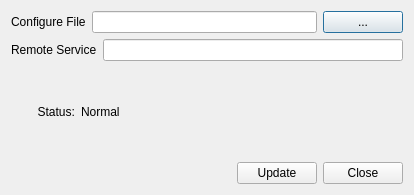
Old version of the form neurolabi/gui/dialogs/flyemsettingdialog.ui in the repository janelia-flyem/NeuTu.
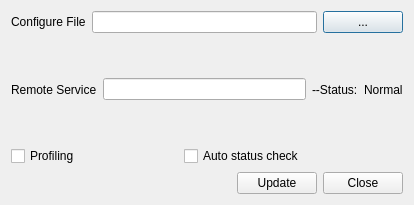
New version of the form.

Commit message: add profiling setting

Patch:
```diff
--- a/neurolabi/gui/dialogs/flyemsettingdialog.ui
+++ b/neurolabi/gui/dialogs/flyemsettingdialog.ui
@@ -7,13 +7,13 @@
     <x>0</x>
     <y>0</y>
     <width>414</width>
-    <height>195</height>
+    <height>205</height>
    </rect>
   </property>
   <property name="windowTitle">
    <string>FlyEM - Settings</string>
   </property>
-  <layout class="QVBoxLayout" name="verticalLayout_2">
+  <layout class="QVBoxLayout" name="verticalLayout">
    <item>
     <layout class="QHBoxLayout" name="horizontalLayout_2">
      <item>
@@ -36,9 +36,7 @@
     </layout>
    </item>
    <item>
-    <layout class="QVBoxLayout" name="verticalLayout">
-     <item>
-      <layout class="QHBoxLayout" name="horizontalLayout">
+    <layout class="QHBoxLayout" name="horizontalLayout_4">
        <item>
         <widget class="QLabel" name="label">
          <property name="text">
@@ -59,14 +57,12 @@
          </property>
         </widget>
        </item>
-      </layout>
-     </item>
      <item>
-      <layout class="QHBoxLayout" name="horizontalLayout_4">
+      <layout class="QHBoxLayout" name="horizontalLayout">
        <item>
         <widget class="QLabel" name="label_3">
          <property name="text">
-          <string>        Status:</string>
+          <string>--Status:</string>
          </property>
         </widget>
        </item>
@@ -77,6 +73,39 @@
          </property>
         </widget>
        </item>
+      </layout>
+     </item>
+    </layout>
+   </item>
+   <item>
+    <layout class="QHBoxLayout" name="horizontalLayout_5">
+     <item>
+      <widget class="QCheckBox" name="profilingCheckBox">
+       <property name="text">
+        <string>Profiling</string>
+       </property>
+      </widget>
+     </item>
+     <item>
+      <spacer name="horizontalSpacer_3">
+       <property name="orientation">
+        <enum>Qt::Horizontal</enum>
+       </property>
+       <property name="sizeHint" stdset="0">
+        <size>
+         <width>40</width>
+         <height>20</height>
+        </size>
+       </property>
+      </spacer>
+     </item>
+     <item>
+      <widget class="QCheckBox" name="autoStatuscCheckBox">
+       <property name="text">
+        <string>Auto status check</string>
+       </property>
+      </widget>
+     </item>
        <item>
         <spacer name="horizontalSpacer_2">
          <property name="orientation">
@@ -89,8 +118,6 @@
           </size>
          </property>
         </spacer>
-       </item>
-      </layout>
      </item>
     </layout>
    </item>
```
Lines whose indentation alone changed are shown as unchanged. The commit also changes 6 other files.
